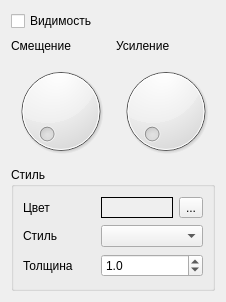
Above: oscopechannelwgt.ui from catompiler/QCanDrive before the change. Below: the same form after it.
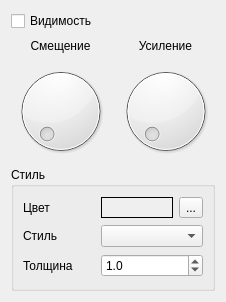
That is the form after the change.

Commit message: oscopechannelwgt gain & offset labels halign center

What changed in the file:
```diff
--- a/oscopechannelwgt.ui
+++ b/oscopechannelwgt.ui
@@ -28,6 +28,9 @@
        <property name="text">
         <string>Смещение</string>
        </property>
+       <property name="alignment">
+        <set>Qt::AlignCenter</set>
+       </property>
       </widget>
      </item>
      <item row="0" column="1">
@@ -35,6 +38,9 @@
        <property name="text">
         <string>Усиление</string>
        </property>
+       <property name="alignment">
+        <set>Qt::AlignCenter</set>
+       </property>
       </widget>
      </item>
      <item row="1" column="0">
```
